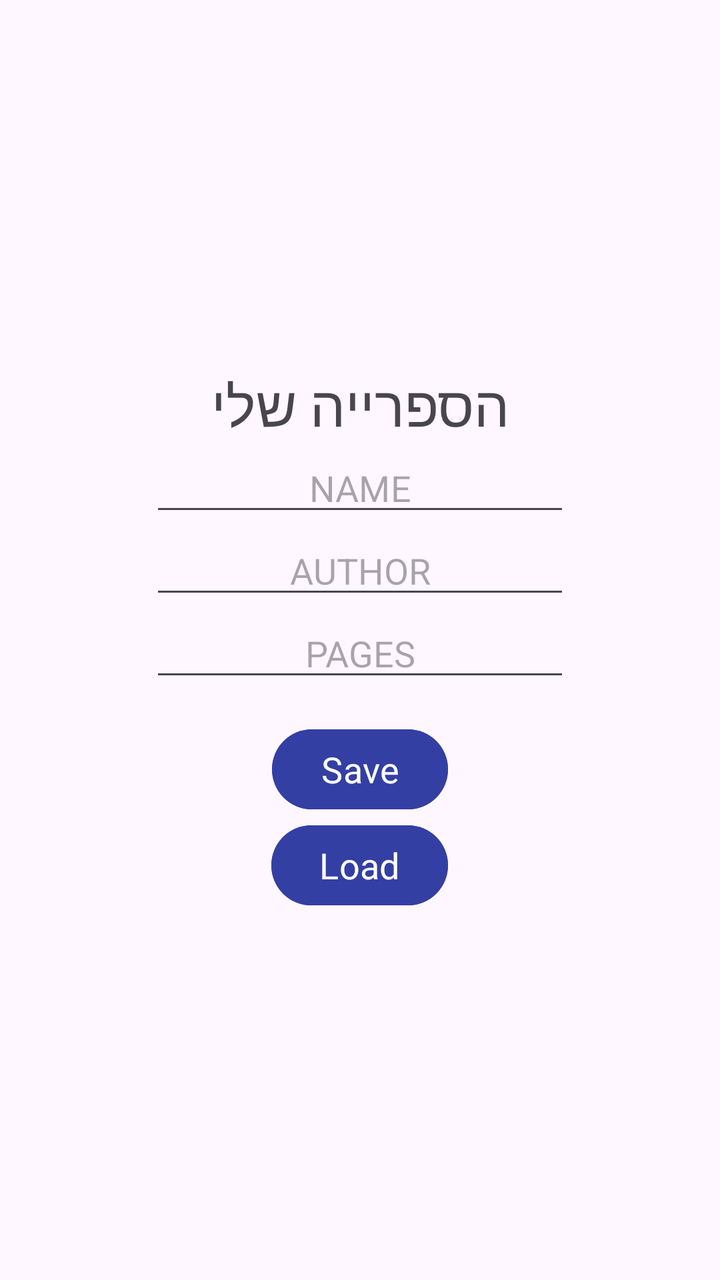
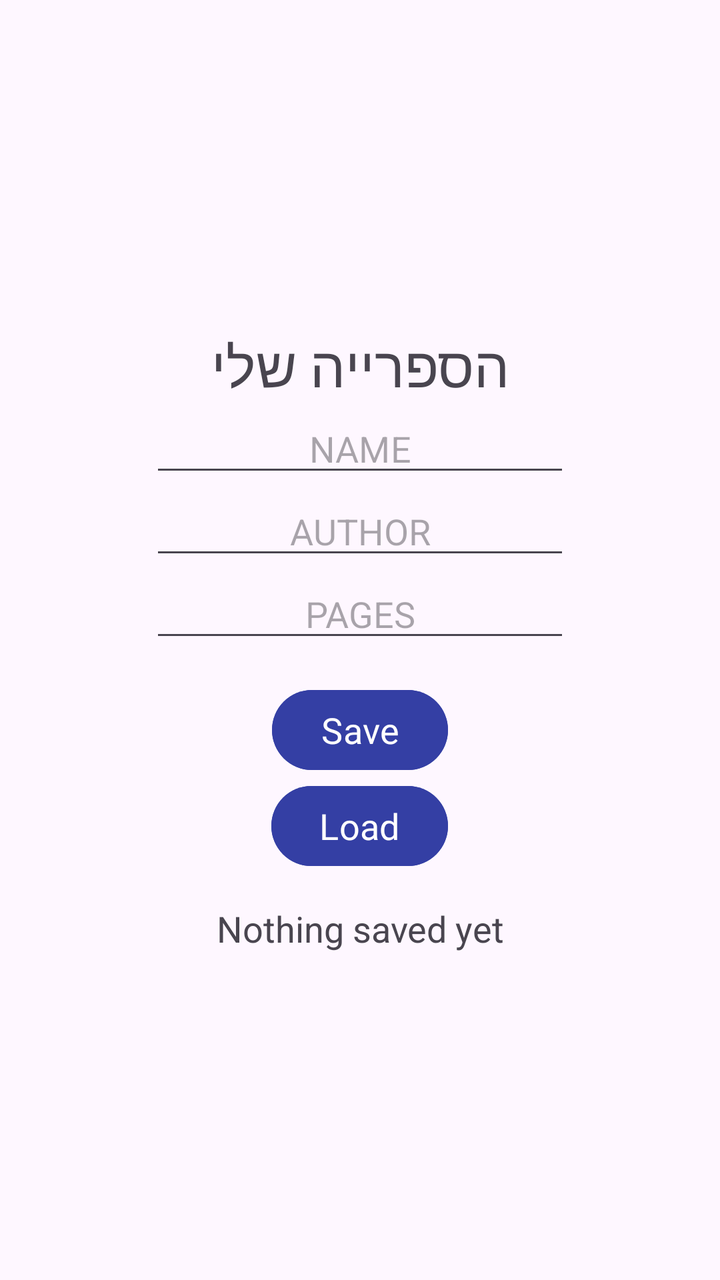

Two renders of the same Android screen: before a commit and after it. Below are the layout's source before the change and the commit's diff.
<!-- AndroidManifest.xml: application theme Theme.MyLibrary -->
<!-- res/layout/activity_main.xml -->
<?xml version="1.0" encoding="utf-8"?>
<LinearLayout xmlns:android="http://schemas.android.com/apk/res/android"
    android:id="@+id/main"
    android:layout_width="match_parent"
    android:layout_height="match_parent"
    android:gravity="center"
    android:orientation="vertical"
    android:padding="16dp">

    

    <TextView
        android:id="@+id/tvTitle"
        android:layout_width="match_parent"
        android:layout_height="wrap_content"
        android:fontFamily="@font/secular_one"
        android:gravity="center"
        android:text="הספרייה שלי"
        android:textSize="28sp" />

    <EditText
        android:id="@+id/etBook"
        android:layout_width="wrap_content"
        android:layout_height="wrap_content"
        android:layout_gravity="center"
        android:ems="10"
        android:gravity="center"
        android:hint="NAME"
        android:inputType="text" />

    <EditText
        android:id="@+id/etAuthor"
        android:layout_width="wrap_content"
        android:layout_height="wrap_content"
        android:layout_gravity="center"
        android:ems="10"
        android:gravity="center"
        android:hint="AUTHOR"
        android:inputType="text" />

    <EditText
        android:id="@+id/etPages"
        android:layout_width="wrap_content"
        android:layout_height="wrap_content"
        android:layout_gravity="center"
        android:ems="10"
        android:gravity="center"
        android:hint="PAGES"
        android:inputType="number"
        android:maxLength="4" />

    <Button
        android:id="@+id/btnSave"
        android:layout_width="wrap_content"
        android:layout_height="wrap_content"
        android:layout_marginTop="15sp"
        android:backgroundTint="#343FA4"
        android:fontFamily="@font/secular_one"
        android:text="Save"
        android:textSize="18sp" />

    <Button
        android:id="@+id/btnLoad"
        android:layout_width="wrap_content"
        android:layout_height="wrap_content"
        android:backgroundTint="#343FA4"
        android:fontFamily="@font/secular_one"
        android:text="Load"
        android:textSize="18sp" />

</LinearLayout>
<!-- resources referenced by this layout -->
<resources>
  <style name="Theme.MyLibrary" parent="Base.Theme.MyLibrary" />
  <style name="Base.Theme.MyLibrary" parent="Theme.Material3.DayNight.NoActionBar">
          
          
      </style>
</resources>

<!-- the commit's change to res/layout/activity_main.xml (unified diff, before → after) -->
@@ -68,4 +68,13 @@
         android:text="Load"
         android:textSize="18sp" />
 
+    <TextView
+        android:id="@+id/tvStatus"
+        android:layout_width="match_parent"
+        android:layout_height="wrap_content"
+        android:layout_marginTop="15sp"
+        android:gravity="center"
+        android:text="Nothing saved yet"
+        android:textSize="18sp" />
+
 </LinearLayout>
